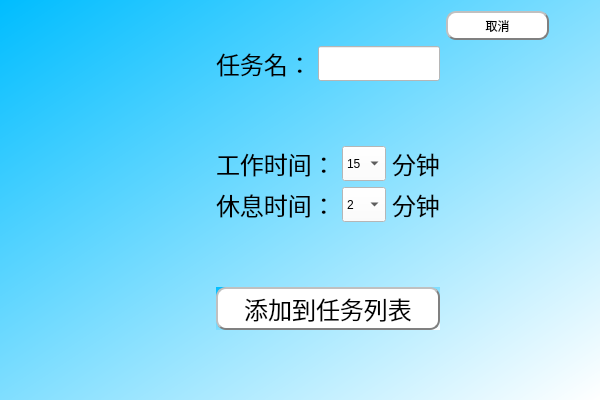
MeoRinLime/TomClock, file TomClock_QtCreator/screenUi/createmissionwindow.ui: the form before one commit.
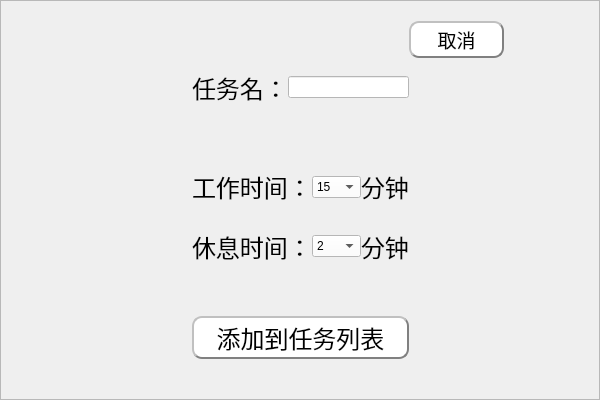
The form after the commit. Icons and pictures are not drawn.

```diff
--- a/TomClock_QtCreator/screenUi/createmissionwindow.ui
+++ b/TomClock_QtCreator/screenUi/createmissionwindow.ui
@@ -36,44 +36,76 @@
     <normaloff>:/images/resourse/images/Icons/Main_Color/tomato1.png</normaloff>:/images/resourse/images/Icons/Main_Color/tomato1.png</iconset>
   </property>
   <property name="styleSheet">
-   <string notr="true">background-color: qlineargradient(spread:pad, x1:0, y1:0, x2:1, y2:1, stop:0 rgba(0, 189, 255, 255), stop:1 rgba(255, 255, 255, 255));
-</string>
+   <string notr="true"/>
   </property>
-  <layout class="QGridLayout" name="gridLayout" rowstretch="1,1,1,1,1,1,1,1,1,1,1" columnstretch="1,1,0,1,0">
-   <item row="0" column="3">
-    <widget class="QPushButton" name="cancel">
-     <property name="sizePolicy">
-      <sizepolicy hsizetype="Expanding" vsizetype="Expanding">
-       <horstretch>0</horstretch>
-       <verstretch>0</verstretch>
-      </sizepolicy>
-     </property>
-     <property name="styleSheet">
-      <string notr="true">QPushButton{
-background-color: rgb(255, 255, 255);
-border:2px groove gray;
-border-radius:10px;
-padding:2px 4px;
-border-style: outset;
-}
-
-QPushButton:hover{
-background-color:rgb(229, 241, 251); 
-color: black;
-}
-
-QPushButton:pressed{
-background-color:rgb(204, 228, 247);
-border-style: inset;
-}</string>
-     </property>
-     <property name="text">
-      <string>取消</string>
-     </property>
-    </widget>
-   </item>
-   <item row="10" column="2">
-    <spacer name="horizontalSpacer_15">
+  <layout class="QGridLayout" name="gridLayout_2">
+   <property name="leftMargin">
+    <number>0</number>
+   </property>
+   <property name="topMargin">
+    <number>0</number>
+   </property>
+   <property name="rightMargin">
+    <number>0</number>
+   </property>
+   <property name="bottomMargin">
+    <number>0</number>
+   </property>
+   <property name="spacing">
+    <number>0</number>
+   </property>
+   <item row="0" column="0">
+    <widget class="QFrame" name="frame">
+     <property name="frameShape">
+      <enum>QFrame::StyledPanel</enum>
+     </property>
+     <property name="frameShadow">
+      <enum>QFrame::Raised</enum>
+     </property>
+     <layout class="QGridLayout" name="gridLayout">
+      <property name="leftMargin">
+       <number>0</number>
+      </property>
+      <property name="topMargin">
+       <number>0</number>
+      </property>
+      <property name="rightMargin">
+       <number>0</number>
+      </property>
+      <property name="bottomMargin">
+       <number>0</number>
+      </property>
+      <property name="spacing">
+       <number>0</number>
+      </property>
+      <item row="11" column="2">
+       <spacer name="horizontalSpacer_14">
+        <property name="orientation">
+         <enum>Qt::Horizontal</enum>
+        </property>
+        <property name="sizeHint" stdset="0">
+         <size>
+          <width>40</width>
+          <height>20</height>
+         </size>
+        </property>
+       </spacer>
+      </item>
+      <item row="4" column="2">
+       <spacer name="horizontalSpacer_2">
+        <property name="orientation">
+         <enum>Qt::Horizontal</enum>
+        </property>
+        <property name="sizeHint" stdset="0">
+         <size>
+          <width>40</width>
+          <height>20</height>
+         </size>
+        </property>
+       </spacer>
+      </item>
+      <item row="5" column="2">
+       <spacer name="horizontalSpacer">
      <property name="orientation">
       <enum>Qt::Horizontal</enum>
      </property>
@@ -86,6 +118,71 @@
     </spacer>
    </item>
    <item row="1" column="2">
+       <spacer name="horizontalSpacer_17">
+        <property name="orientation">
+         <enum>Qt::Horizontal</enum>
+        </property>
+        <property name="sizeHint" stdset="0">
+         <size>
+          <width>40</width>
+          <height>20</height>
+         </size>
+        </property>
+       </spacer>
+      </item>
+      <item row="9" column="2">
+       <spacer name="horizontalSpacer_22">
+        <property name="orientation">
+         <enum>Qt::Horizontal</enum>
+        </property>
+        <property name="sizeHint" stdset="0">
+         <size>
+          <width>40</width>
+          <height>20</height>
+         </size>
+        </property>
+       </spacer>
+      </item>
+      <item row="8" column="2">
+       <spacer name="horizontalSpacer_13">
+        <property name="orientation">
+         <enum>Qt::Horizontal</enum>
+        </property>
+        <property name="sizeHint" stdset="0">
+         <size>
+          <width>217</width>
+          <height>20</height>
+         </size>
+        </property>
+       </spacer>
+      </item>
+      <item row="3" column="4">
+       <spacer name="horizontalSpacer_20">
+        <property name="orientation">
+         <enum>Qt::Horizontal</enum>
+        </property>
+        <property name="sizeHint" stdset="0">
+         <size>
+          <width>40</width>
+          <height>20</height>
+         </size>
+        </property>
+       </spacer>
+      </item>
+      <item row="3" column="3">
+       <spacer name="horizontalSpacer_21">
+        <property name="orientation">
+         <enum>Qt::Horizontal</enum>
+        </property>
+        <property name="sizeHint" stdset="0">
+         <size>
+          <width>40</width>
+          <height>20</height>
+         </size>
+        </property>
+       </spacer>
+      </item>
+      <item row="3" column="2">
     <layout class="QHBoxLayout" name="horizontalLayout" stretch="0,1">
      <item>
       <widget class="QLabel" name="label">
@@ -106,7 +203,7 @@
      <item>
       <widget class="QLineEdit" name="nameOfMission">
        <property name="sizePolicy">
-        <sizepolicy hsizetype="Preferred" vsizetype="Preferred">
+           <sizepolicy hsizetype="Preferred" vsizetype="Fixed">
          <horstretch>0</horstretch>
          <verstretch>0</verstretch>
         </sizepolicy>
@@ -122,72 +219,7 @@
      </item>
     </layout>
    </item>
-   <item row="2" column="2">
-    <spacer name="horizontalSpacer_2">
-     <property name="orientation">
-      <enum>Qt::Horizontal</enum>
-     </property>
-     <property name="sizeHint" stdset="0">
-      <size>
-       <width>40</width>
-       <height>20</height>
-      </size>
-     </property>
-    </spacer>
-   </item>
-   <item row="0" column="2">
-    <spacer name="horizontalSpacer_17">
-     <property name="orientation">
-      <enum>Qt::Horizontal</enum>
-     </property>
-     <property name="sizeHint" stdset="0">
-      <size>
-       <width>40</width>
-       <height>20</height>
-      </size>
-     </property>
-    </spacer>
-   </item>
-   <item row="1" column="3">
-    <spacer name="horizontalSpacer_21">
-     <property name="orientation">
-      <enum>Qt::Horizontal</enum>
-     </property>
-     <property name="sizeHint" stdset="0">
-      <size>
-       <width>40</width>
-       <height>20</height>
-      </size>
-     </property>
-    </spacer>
-   </item>
-   <item row="6" column="2">
-    <spacer name="horizontalSpacer_13">
-     <property name="orientation">
-      <enum>Qt::Horizontal</enum>
-     </property>
-     <property name="sizeHint" stdset="0">
-      <size>
-       <width>40</width>
-       <height>20</height>
-      </size>
-     </property>
-    </spacer>
-   </item>
-   <item row="1" column="0">
-    <spacer name="horizontalSpacer_19">
-     <property name="orientation">
-      <enum>Qt::Horizontal</enum>
-     </property>
-     <property name="sizeHint" stdset="0">
-      <size>
-       <width>40</width>
-       <height>20</height>
-      </size>
-     </property>
-    </spacer>
-   </item>
-   <item row="5" column="2">
+      <item row="7" column="2">
     <layout class="QHBoxLayout" name="horizontalLayout_3" stretch="1,1,1">
      <item>
       <widget class="QLabel" name="label_4">
@@ -208,7 +240,7 @@
      <item>
       <widget class="QComboBox" name="relaxTime">
        <property name="sizePolicy">
-        <sizepolicy hsizetype="Preferred" vsizetype="Preferred">
+           <sizepolicy hsizetype="Preferred" vsizetype="Fixed">
          <horstretch>0</horstretch>
          <verstretch>0</verstretch>
         </sizepolicy>
@@ -267,34 +299,45 @@
      </item>
     </layout>
    </item>
-   <item row="7" column="2">
-    <spacer name="horizontalSpacer_22">
-     <property name="orientation">
-      <enum>Qt::Horizontal</enum>
-     </property>
-     <property name="sizeHint" stdset="0">
-      <size>
-       <width>40</width>
-       <height>20</height>
-      </size>
-     </property>
-    </spacer>
-   </item>
-   <item row="9" column="2">
-    <spacer name="horizontalSpacer_14">
-     <property name="orientation">
-      <enum>Qt::Horizontal</enum>
-     </property>
-     <property name="sizeHint" stdset="0">
-      <size>
-       <width>40</width>
-       <height>20</height>
-      </size>
-     </property>
-    </spacer>
-   </item>
-   <item row="3" column="2">
-    <spacer name="horizontalSpacer">
+      <item row="1" column="3" rowspan="2">
+       <widget class="QPushButton" name="cancel">
+        <property name="sizePolicy">
+         <sizepolicy hsizetype="Expanding" vsizetype="Preferred">
+          <horstretch>0</horstretch>
+          <verstretch>0</verstretch>
+         </sizepolicy>
+        </property>
+        <property name="font">
+         <font>
+          <pointsize>14</pointsize>
+         </font>
+        </property>
+        <property name="styleSheet">
+         <string notr="true">QPushButton{
+background-color: rgb(255, 255, 255);
+border:2px groove gray;
+border-radius:10px;
+padding:2px 4px;
+border-style: outset;
+}
+
+QPushButton:hover{
+background-color:rgb(229, 241, 251); 
+color: black;
+}
+
+QPushButton:pressed{
+background-color:rgb(204, 228, 247);
+border-style: inset;
+}</string>
+        </property>
+        <property name="text">
+         <string>取消</string>
+        </property>
+       </widget>
+      </item>
+      <item row="3" column="0">
+       <spacer name="horizontalSpacer_19">
      <property name="orientation">
       <enum>Qt::Horizontal</enum>
      </property>
@@ -306,20 +349,7 @@
      </property>
     </spacer>
    </item>
-   <item row="1" column="4">
-    <spacer name="horizontalSpacer_20">
-     <property name="orientation">
-      <enum>Qt::Horizontal</enum>
-     </property>
-     <property name="sizeHint" stdset="0">
-      <size>
-       <width>40</width>
-       <height>20</height>
-      </size>
-     </property>
-    </spacer>
-   </item>
-   <item row="8" column="2">
+      <item row="10" column="2">
     <widget class="QSplitter" name="splitter">
      <property name="orientation">
       <enum>Qt::Horizontal</enum>
@@ -363,7 +393,33 @@
      </widget>
     </widget>
    </item>
-   <item row="4" column="2">
+      <item row="12" column="2">
+       <spacer name="horizontalSpacer_15">
+        <property name="orientation">
+         <enum>Qt::Horizontal</enum>
+        </property>
+        <property name="sizeHint" stdset="0">
+         <size>
+          <width>40</width>
+          <height>20</height>
+         </size>
+        </property>
+       </spacer>
+      </item>
+      <item row="3" column="1">
+       <spacer name="horizontalSpacer_3">
+        <property name="orientation">
+         <enum>Qt::Horizontal</enum>
+        </property>
+        <property name="sizeHint" stdset="0">
+         <size>
+          <width>91</width>
+          <height>20</height>
+         </size>
+        </property>
+       </spacer>
+      </item>
+      <item row="6" column="2">
     <layout class="QHBoxLayout" name="horizontalLayout_2" stretch="1,1,1">
      <item>
       <widget class="QLabel" name="label_2">
@@ -384,7 +440,7 @@
      <item>
       <widget class="QComboBox" name="workTime">
        <property name="sizePolicy">
-        <sizepolicy hsizetype="Expanding" vsizetype="Expanding">
+           <sizepolicy hsizetype="Expanding" vsizetype="Fixed">
          <horstretch>0</horstretch>
          <verstretch>0</verstretch>
         </sizepolicy>
@@ -443,18 +499,24 @@
      </item>
     </layout>
    </item>
-   <item row="1" column="1">
-    <spacer name="horizontalSpacer_3">
+      <item row="0" column="3">
+       <spacer name="verticalSpacer">
      <property name="orientation">
-      <enum>Qt::Horizontal</enum>
+         <enum>Qt::Vertical</enum>
+        </property>
+        <property name="sizeType">
+         <enum>QSizePolicy::Fixed</enum>
      </property>
      <property name="sizeHint" stdset="0">
       <size>
-       <width>40</width>
+          <width>20</width>
        <height>20</height>
       </size>
      </property>
     </spacer>
+      </item>
+     </layout>
+    </widget>
    </item>
   </layout>
  </widget>
```
Lines whose indentation alone changed are shown as unchanged.
